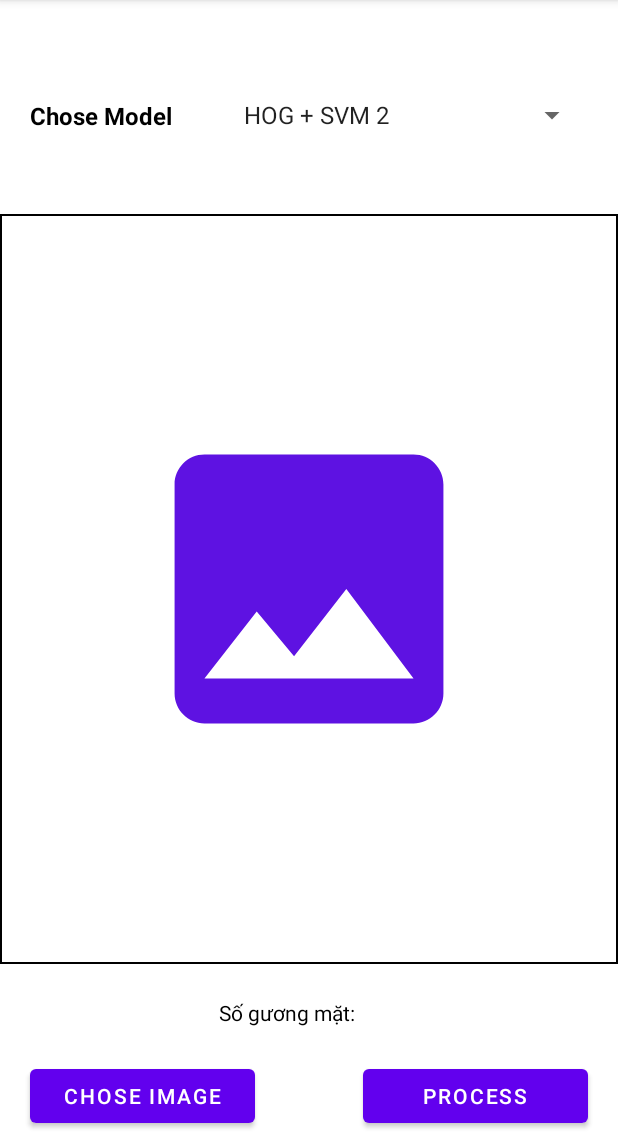
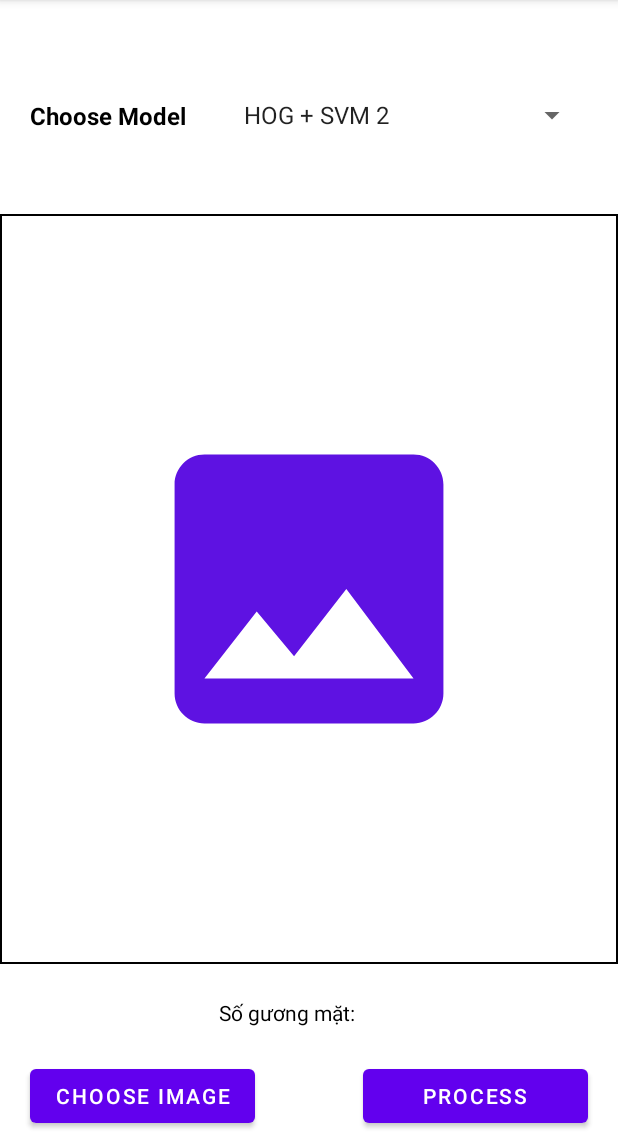
Before and after one commit to SonTH183823/DAKTMT, an Android app: the screen it shows after launch (MainActivity), on a phone screen of 412 x 824 dp, the part 89-1236 px from its top. Run offline under Robolectric (Android 15) with nearby library versions, the phone set to English and light mode, and no system bars; libraries missing offline, so code that uses them is left out: com.chaquo.python, com.github.drjacky.imagepicker, droidninja.filepicker, pub.devrel.easypermissions; 1 statement that could not run was skipped.

Commit message:
update process detect

```diff
--- a/app/src/main/java/com/example/maskrcnn/AsyncTaskHogSvm.java
+++ b/app/src/main/java/com/example/maskrcnn/AsyncTaskHogSvm.java
@@ -62,7 +62,6 @@ public class AsyncTaskHogSvm extends AsyncTask<Uri, Void, String>{
         String numFace = hogSvmFunc(imageUri[0]);
         File file = new File(getRealPathFromURI(imageUri[0]));
         resultUri =  processRsUri(file.toString());
-//        Log.e("URI", resultUri);
         return numFace;
     }
 
--- a/app/src/main/res/layout/activity_main.xml
+++ b/app/src/main/res/layout/activity_main.xml
@@ -54,7 +54,7 @@
         android:layout_height="48dp"
         android:layout_marginStart="20dp"
         android:layout_marginBottom="10dp"
-        android:text="Chose image"
+        android:text="Choose image"
         app:layout_constraintBottom_toBottomOf="parent"
         app:layout_constraintStart_toStartOf="parent" />
 
@@ -133,7 +133,7 @@
         android:layout_marginStart="20dp"
         android:layout_marginTop="35dp"
         android:layout_marginBottom="24dp"
-        android:text="Chose Model"
+        android:text="Choose Model"
         android:textColor="@color/black"
         android:textSize="16sp"
         android:textStyle="bold"
```
